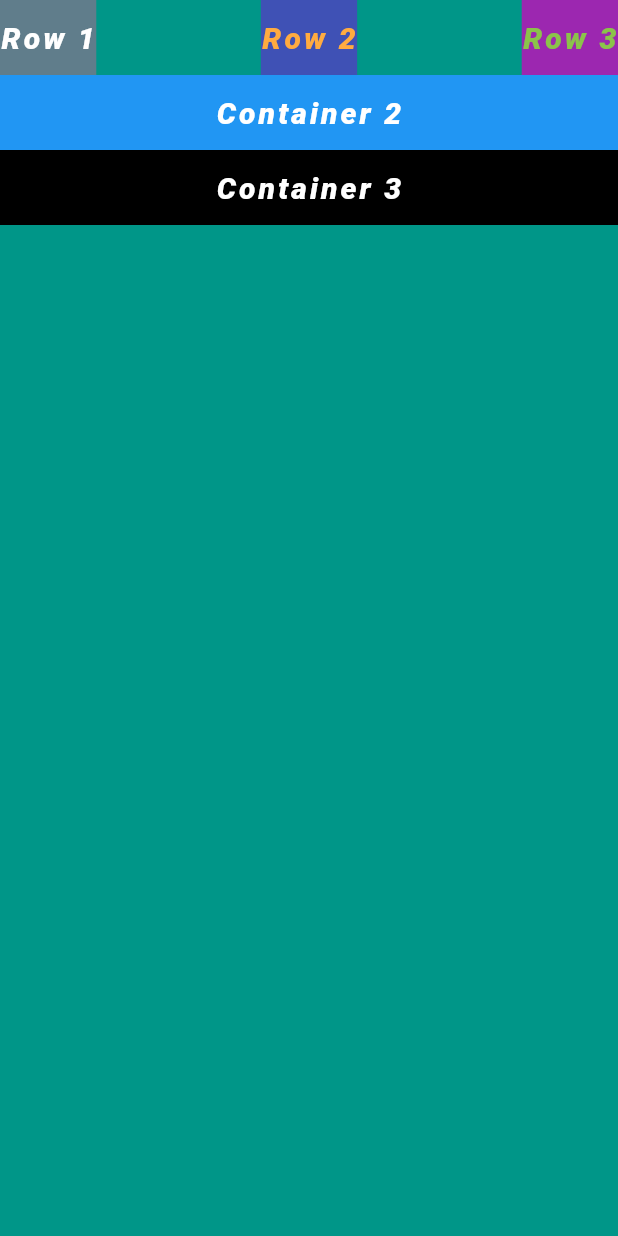
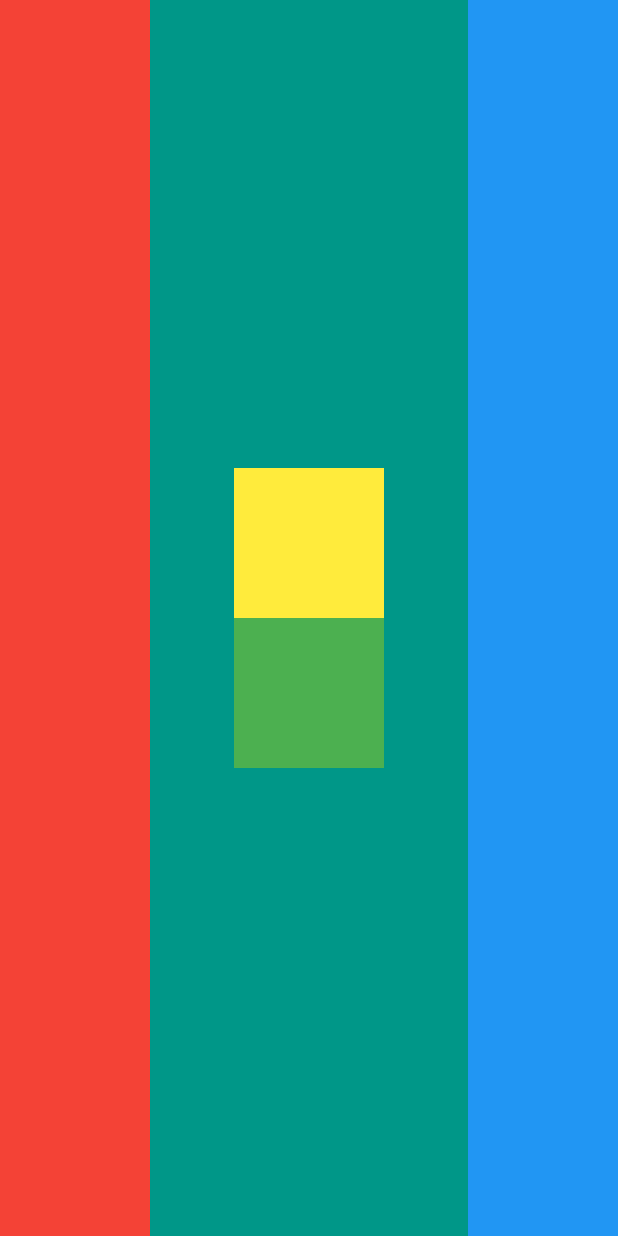
Before and after one commit to lagalwar007/flutter_learn, a Flutter app: the screen it shows after launch, on a phone screen of 412 x 824 dp. Run offline on Flutter 3.47's test engine with Material 2 defaults, Android fonts, the phone set to English and light mode, and no system bars.

Commit message:
save changes: Layout challenge with layouts rows and columns

```diff
--- a/lib/main.dart
+++ b/lib/main.dart
@@ -11,109 +11,32 @@ class MyApp extends StatelessWidget {
         home: SafeArea(
           child: Scaffold(
             backgroundColor: Colors.teal,
-            body: Column(
-              //crossAxisAlignment: CrossAxisAlignment.end,
-              //mainAxisAlignment: MainAxisAlignment.spaceBetween,
-              //crossAxisAlignment: CrossAxisAlignment.center,
+            body: Row(
+              mainAxisAlignment: MainAxisAlignment.spaceBetween,
               children: [
-                Row(
-                  //width: double.infinity,
-                  mainAxisAlignment: MainAxisAlignment.spaceBetween,
+                Container(
+                  width: 100.0,
+                  color: Colors.red,
+                ),
+                Column(
+                  mainAxisAlignment: MainAxisAlignment.center,
                   children: [
                     Container(
-                        height: 50.0,
-                        // margin: EdgeInsets.only(left: 80.00, top: 30.00),
-                        // padding: EdgeInsets.all(5.00),
-                        color: Colors.blueGrey,
-                        child: Center(
-                          child: Text(
-                            'Row 1',
-                            style: TextStyle(
-                                fontSize: 20.0,
-                                color: Colors.white,
-                                letterSpacing: 2.0,
-                                fontStyle: FontStyle.italic,
-                                fontWeight: FontWeight.w800
-                            ),
-                          ),
-                        )
+                      width: 100.0,
+                      height: 100.0,
+                      color: Colors.yellow,
                     ),
                     Container(
-                        height: 50.0,
-                        // margin: EdgeInsets.only(left: 80.00, top: 30.00),
-                        // padding: EdgeInsets.all(5.00),
-                        color: Colors.indigo,
-                        child: Center(
-                          child: Text(
-                            'Row 2',
-                            style: TextStyle(
-                                fontSize: 20.0,
-                                color: Colors.orangeAccent,
-                                letterSpacing: 2.0,
-                                fontStyle: FontStyle.italic,
-                                fontWeight: FontWeight.w800
-                            ),
-                          ),
-                        )
-                    ),
-                    Container(
-                        height: 50.0,
-                        // margin: EdgeInsets.only(left: 80.00, top: 30.00),
-                        // padding: EdgeInsets.all(5.00),
-                        color: Colors.purple,
-                        child: Center(
-                          child: Text(
-                            'Row 3',
-                            style: TextStyle(
-                                fontSize: 20.0,
-                                color: Colors.lightGreen,
-                                letterSpacing: 2.0,
-                                fontStyle: FontStyle.italic,
-                                fontWeight: FontWeight.w800
-                            ),
-                          ),
-                        )
+                      width: 100.0,
+                      height: 100.0,
+                      color: Colors.green,
                     )
                   ],
                 ),
                 Container(
-                  //width: 50.0,
-                  height: 50.0,
-                  // margin: EdgeInsets.only(left: 80.00, top: 30.00),
-                  // padding: EdgeInsets.all(5.00),
+                  width: 100.0,
                   color: Colors.blue,
-                  child: Center(
-                    child: Text(
-                      'Container 2',
-                      style: TextStyle(
-                          fontSize: 20.0,
-                          color: Colors.white,
-                          letterSpacing: 2.0,
-                          fontStyle: FontStyle.italic,
-                          fontWeight: FontWeight.w800
-                      ),
-                    ),
-                  ),
-                ),
-                Container(
-                  //width: 50.0,
-                  height: 50.0,
-                  // margin: EdgeInsets.only(left: 80.00, top: 30.00),
-                  // padding: EdgeInsets.all(5.00),
-                  color: Colors.black,
-                  child: Center(
-                    child: Text(
-                      'Container 3',
-                      style: TextStyle(
-                          fontSize: 20.0,
-                          color: Colors.white,
-                          letterSpacing: 2.0,
-                          fontStyle: FontStyle.italic,
-                          fontWeight: FontWeight.w800
-                      ),
-                    ),
-                  ),
-                ),
+                )
               ],
             ),
           ),
```
